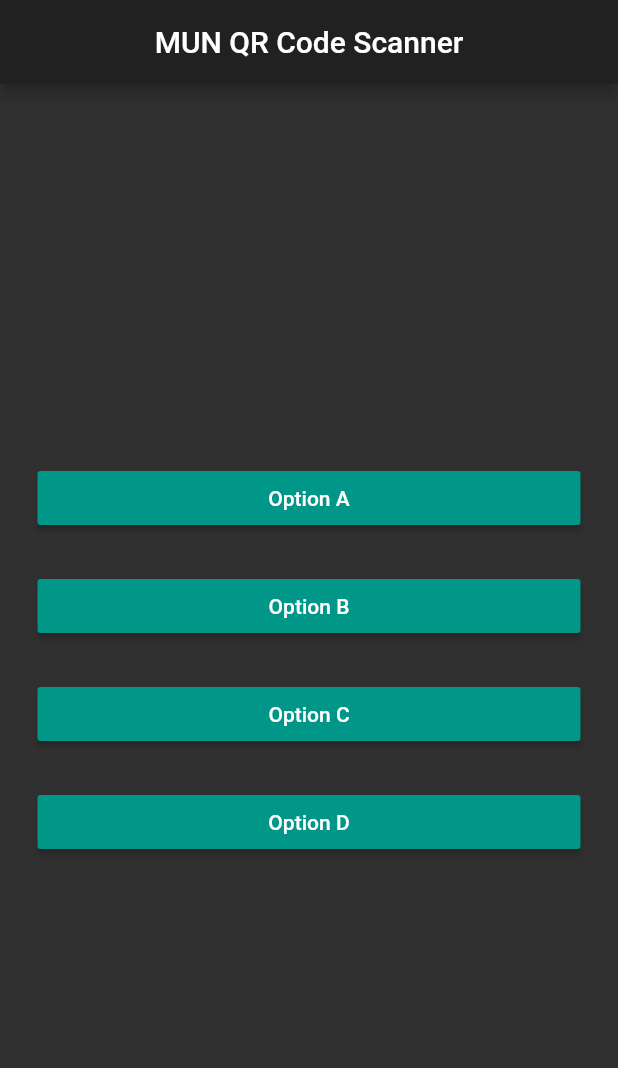
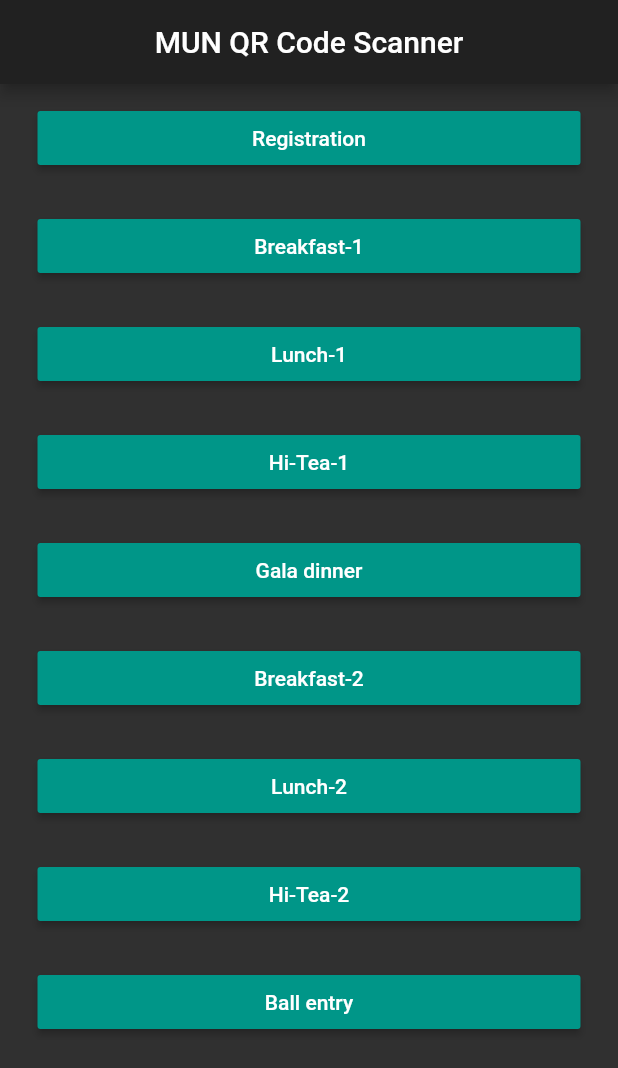
Before and after one commit to vedantyogesh/Mun-Entrance-Scanner, a Flutter app: the screen it shows after launch, on a phone screen of 412 x 824 dp. Shown: the top 1068 px of the screen. Run offline on Flutter 3.47's test engine with Material 2 defaults, Android fonts, the phone set to English and light mode, and no system bars; missing offline and left inert: barcode_scan.

Commit message:
Vedant Changes

```diff
--- a/lib/home_screen.dart
+++ b/lib/home_screen.dart
@@ -8,6 +8,25 @@ class HomeScreen extends StatefulWidget {
 }
 
 class _HomeScreenState extends State<HomeScreen> {
+  Widget buildRaisedButton(String val, String value) {
+    return Padding(
+      padding: EdgeInsets.symmetric(vertical: 12.0, horizontal: 25.0),
+      child: RaisedButton(
+          color: Colors.teal,
+          textColor: Colors.white,
+          splashColor: Colors.blueGrey,
+          onPressed: () {
+            eventOps = val;
+            Navigator.push(
+              context,
+              MaterialPageRoute(
+                  builder: (context) => ScanScreen(eventOps: eventOps)),
+            );
+          },
+          child: Text(value)),
+    );
+  }
+
   var eventOps = '';
   @override
   Widget build(BuildContext context) {
@@ -17,74 +36,17 @@ class _HomeScreenState extends State<HomeScreen> {
         title: Text('MUN QR Code Scanner'),
       ),
       body: Center(
-          child: Column(
-        mainAxisAlignment: MainAxisAlignment.center,
-        crossAxisAlignment: CrossAxisAlignment.stretch,
+          child: ListView(
         children: <Widget>[
-          Padding(
-            padding: EdgeInsets.symmetric(vertical: 12.0, horizontal: 25.0),
-            child: RaisedButton(
-                color: Colors.teal,
-                textColor: Colors.white,
-                splashColor: Colors.blueGrey,
-                onPressed: () {
-                  eventOps = 'a';
-                  Navigator.push(
-                    context,
-                    MaterialPageRoute(
-                        builder: (context) => ScanScreen(eventOps: eventOps)),
-                  );
-                },
-                child: const Text('Option A')),
-          ),
-          Padding(
-            padding: EdgeInsets.symmetric(vertical: 12.0, horizontal: 25.0),
-            child: RaisedButton(
-                color: Colors.teal,
-                textColor: Colors.white,
-                splashColor: Colors.blueGrey,
-                onPressed: () {
-                  eventOps = 'b';
-                  Navigator.push(
-                    context,
-                    MaterialPageRoute(
-                        builder: (context) => ScanScreen(eventOps: eventOps)),
-                  );
-                },
-                child: const Text('Option B')),
-          ),
-          Padding(
-            padding: EdgeInsets.symmetric(vertical: 12.0, horizontal: 25.0),
-            child: RaisedButton(
-                color: Colors.teal,
-                textColor: Colors.white,
-                splashColor: Colors.blueGrey,
-                onPressed: () {
-                  eventOps = 'c';
-                  Navigator.push(
-                    context,
-                    MaterialPageRoute(
-                        builder: (context) => ScanScreen(eventOps: eventOps)),
-                  );
-                },
-                child: const Text('Option C')),
-          ),
-          Padding(
-            padding: EdgeInsets.symmetric(vertical: 12.0, horizontal: 25.0),
-            child: RaisedButton(
-                color: Colors.teal,
-                textColor: Colors.white,
-                splashColor: Colors.blueGrey,
-                onPressed: () {
-                  eventOps = 'd';
-                  Navigator.push(
-                    context,
-                    MaterialPageRoute(
-                        builder: (context) => ScanScreen(eventOps: eventOps)),
-                  );
-                },
-                child: const Text('Option D')),
-          ),
+          buildRaisedButton('a', 'Registration'),
+          buildRaisedButton('b', 'Breakfast-1'),
+          buildRaisedButton('c', 'Lunch-1'),
+          buildRaisedButton('d', 'Hi-Tea-1'),
+          buildRaisedButton('e', 'Gala dinner'),
+          buildRaisedButton('f', 'Breakfast-2'),
+          buildRaisedButton('g', 'Lunch-2'),
+          buildRaisedButton('h', 'Hi-Tea-2'),
+          buildRaisedButton('i', 'Ball entry')
         ],
       )),
     );
```
Also changed, not shown: lib/scan.dart (+36 -17 lines).
